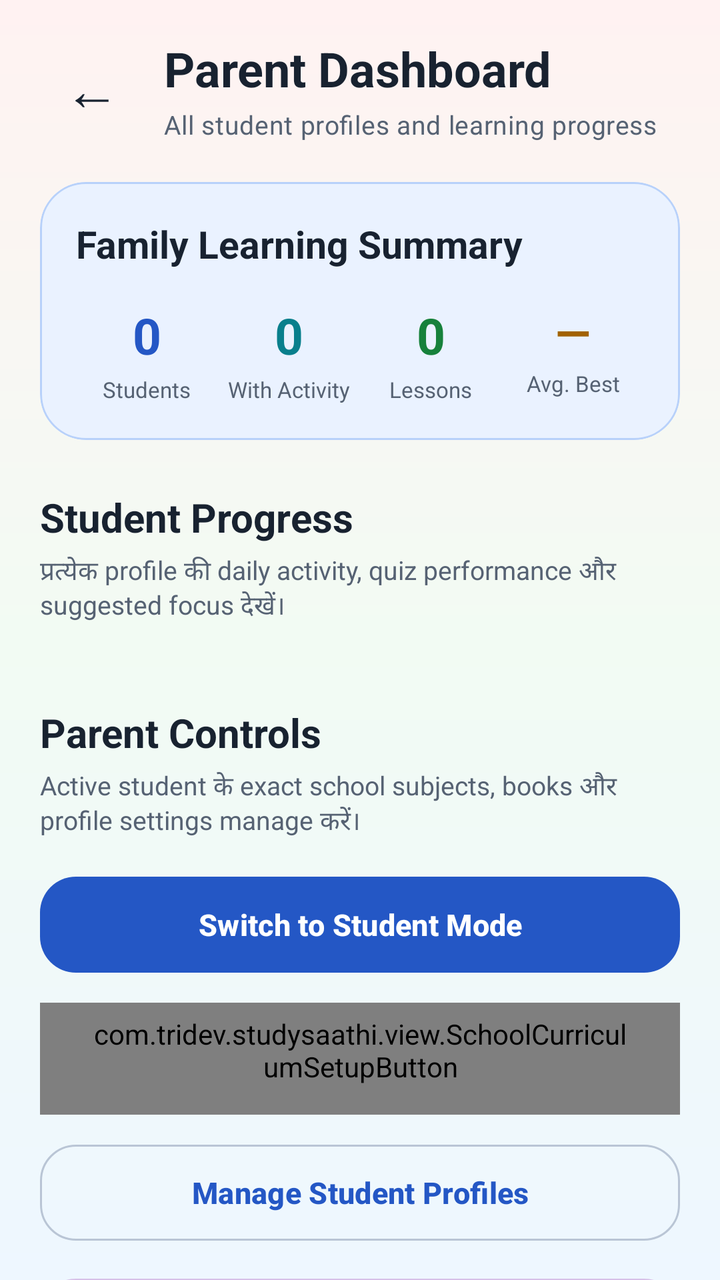
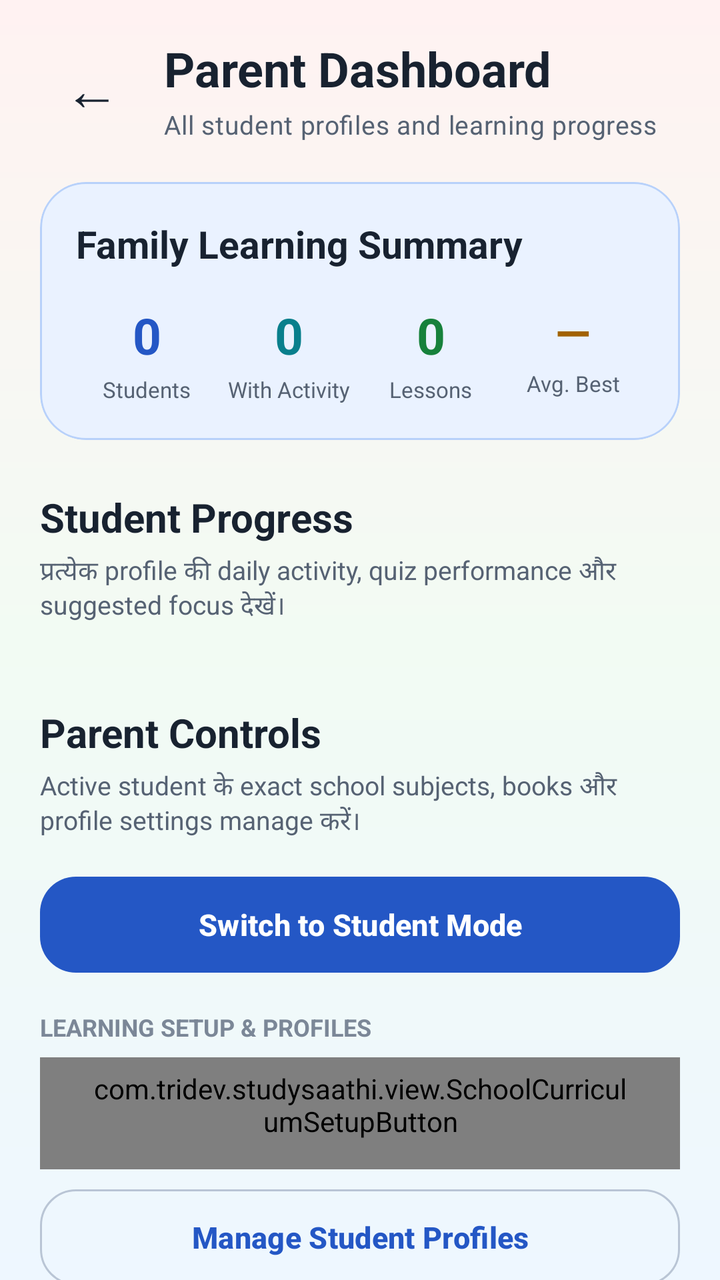

The first picture is an Android layout as it rendered before a commit; the second is the same layout after the commit. The layout source and the unified diff follow.
<!-- AndroidManifest.xml: application theme Theme.StudySaathi -->
<!-- res/layout/activity_parent_dashboard.xml -->
<?xml version="1.0" encoding="utf-8"?>
<androidx.coordinatorlayout.widget.CoordinatorLayout xmlns:android="http://schemas.android.com/apk/res/android"
    xmlns:app="http://schemas.android.com/apk/res-auto"
    android:id="@+id/parentDashboardRoot"
    android:layout_width="match_parent"
    android:layout_height="match_parent"
    android:background="@drawable/bg_app_soft_mix">

    <androidx.core.widget.NestedScrollView
        android:id="@+id/contentParentDashboard"
        android:layout_width="match_parent"
        android:layout_height="match_parent"
        android:clipToPadding="false"
        android:fillViewport="true"
        android:overScrollMode="never">

        <LinearLayout
            android:layout_width="match_parent"
            android:layout_height="wrap_content"
            android:orientation="vertical"
            android:paddingStart="20dp"
            android:paddingTop="18dp"
            android:paddingEnd="20dp"
            android:paddingBottom="38dp">

            <LinearLayout
                android:layout_width="match_parent"
                android:layout_height="wrap_content"
                android:gravity="center_vertical"
                android:orientation="horizontal">

                <com.google.android.material.button.MaterialButton
                    android:id="@+id/buttonBack"
                    style="@style/Widget.Material3.Button.TextButton"
                    android:layout_width="52dp"
                    android:layout_height="52dp"
                    android:contentDescription="@string/back"
                    android:insetLeft="0dp"
                    android:insetTop="0dp"
                    android:insetRight="0dp"
                    android:insetBottom="0dp"
                    android:minWidth="0dp"
                    android:text="←"
                    android:textColor="@color/ss_text_primary"
                    android:textSize="28sp"
                    app:cornerRadius="16dp" />

                <LinearLayout
                    android:layout_width="0dp"
                    android:layout_height="wrap_content"
                    android:layout_marginStart="10dp"
                    android:layout_weight="1"
                    android:orientation="vertical">

                    <TextView
                        style="@style/TextAppearance.StudySaathi.Heading"
                        android:layout_width="match_parent"
                        android:layout_height="wrap_content"
                        android:text="@string/parent_dashboard_title"
                        android:textSize="24sp" />

                    <TextView
                        android:id="@+id/textParentDashboardSubtitle"
                        style="@style/TextAppearance.StudySaathi.Body"
                        android:layout_width="match_parent"
                        android:layout_height="wrap_content"
                        android:layout_marginTop="3dp"
                        android:text="@string/parent_dashboard_subtitle"
                        android:textSize="13sp" />

                </LinearLayout>

            </LinearLayout>

            <com.google.android.material.card.MaterialCardView
                android:layout_width="match_parent"
                android:layout_height="wrap_content"
                android:layout_marginTop="20dp"
                app:cardBackgroundColor="@color/ss_blue_soft"
                app:cardCornerRadius="23dp"
                app:cardElevation="0dp"
                app:strokeColor="@color/ss_blue_border"
                app:strokeWidth="1dp">

                <LinearLayout
                    android:layout_width="match_parent"
                    android:layout_height="wrap_content"
                    android:orientation="vertical"
                    android:padding="18dp">

                    <TextView
                        android:layout_width="match_parent"
                        android:layout_height="wrap_content"
                        android:fontFamily="sans-serif-rounded"
                        android:text="@string/parent_family_summary"
                        android:textColor="@color/ss_text_primary"
                        android:textSize="19sp"
                        android:textStyle="bold" />

                    <LinearLayout
                        android:layout_width="match_parent"
                        android:layout_height="wrap_content"
                        android:layout_marginTop="16dp"
                        android:baselineAligned="false"
                        android:orientation="horizontal">

                        <LinearLayout
                            android:layout_width="0dp"
                            android:layout_height="wrap_content"
                            android:layout_weight="1"
                            android:gravity="center"
                            android:orientation="vertical">

                            <TextView
                                android:id="@+id/textParentTotalStudents"
                                android:layout_width="wrap_content"
                                android:layout_height="wrap_content"
                                android:fontFamily="sans-serif-rounded"
                                android:text="0"
                                android:textColor="@color/ss_primary"
                                android:textSize="25sp"
                                android:textStyle="bold" />

                            <TextView
                                android:layout_width="wrap_content"
                                android:layout_height="wrap_content"
                                android:layout_marginTop="3dp"
                                android:gravity="center"
                                android:text="@string/parent_total_students"
                                android:textColor="@color/ss_text_secondary"
                                android:textSize="11sp" />

                        </LinearLayout>

                        <LinearLayout
                            android:layout_width="0dp"
                            android:layout_height="wrap_content"
                            android:layout_weight="1"
                            android:gravity="center"
                            android:orientation="vertical">

                            <TextView
                                android:id="@+id/textParentProfilesWithActivity"
                                android:layout_width="wrap_content"
                                android:layout_height="wrap_content"
                                android:fontFamily="sans-serif-rounded"
                                android:text="0"
                                android:textColor="@color/ss_secondary"
                                android:textSize="25sp"
                                android:textStyle="bold" />

                            <TextView
                                android:layout_width="wrap_content"
                                android:layout_height="wrap_content"
                                android:layout_marginTop="3dp"
                                android:gravity="center"
                                android:text="@string/parent_profiles_with_activity"
                                android:textColor="@color/ss_text_secondary"
                                android:textSize="11sp" />

                        </LinearLayout>

                        <LinearLayout
                            android:layout_width="0dp"
                            android:layout_height="wrap_content"
                            android:layout_weight="1"
                            android:gravity="center"
                            android:orientation="vertical">

                            <TextView
                                android:id="@+id/textParentCompletedLessons"
                                android:layout_width="wrap_content"
                                android:layout_height="wrap_content"
                                android:fontFamily="sans-serif-rounded"
                                android:text="0"
                                android:textColor="@color/ss_success"
                                android:textSize="25sp"
                                android:textStyle="bold" />

                            <TextView
                                android:layout_width="wrap_content"
                                android:layout_height="wrap_content"
                                android:layout_marginTop="3dp"
                                android:gravity="center"
                                android:text="@string/parent_total_lessons"
                                android:textColor="@color/ss_text_secondary"
                                android:textSize="11sp" />

                        </LinearLayout>

                        <LinearLayout
                            android:layout_width="0dp"
                            android:layout_height="wrap_content"
                            android:layout_weight="1"
                            android:gravity="center"
                            android:orientation="vertical">

                            <TextView
                                android:id="@+id/textParentAverageBestScore"
                                android:layout_width="wrap_content"
                                android:layout_height="wrap_content"
                                android:fontFamily="sans-serif-rounded"
                                android:text="—"
                                android:textColor="@color/ss_warning"
                                android:textSize="23sp"
                                android:textStyle="bold" />

                            <TextView
                                android:layout_width="wrap_content"
                                android:layout_height="wrap_content"
                                android:layout_marginTop="3dp"
                                android:gravity="center"
                                android:text="@string/parent_average_best_score"
                                android:textColor="@color/ss_text_secondary"
                                android:textSize="11sp" />

                        </LinearLayout>

                    </LinearLayout>

                </LinearLayout>

            </com.google.android.material.card.MaterialCardView>

            <TextView
                android:layout_width="match_parent"
                android:layout_height="wrap_content"
                android:layout_marginTop="25dp"
                android:fontFamily="sans-serif-rounded"
                android:text="@string/parent_student_progress"
                android:textColor="@color/ss_text_primary"
                android:textSize="20sp"
                android:textStyle="bold" />

            <TextView
                android:layout_width="match_parent"
                android:layout_height="wrap_content"
                android:layout_marginTop="4dp"
                android:text="@string/parent_student_progress_description"
                android:textColor="@color/ss_text_secondary"
                android:textSize="13sp" />

            <androidx.recyclerview.widget.RecyclerView
                android:id="@+id/recyclerParentProfiles"
                android:layout_width="match_parent"
                android:layout_height="wrap_content"
                android:layout_marginTop="14dp"
                android:clipToPadding="false"
                android:nestedScrollingEnabled="false"
                android:overScrollMode="never" />

            <com.google.android.material.card.MaterialCardView
                android:id="@+id/cardParentEmpty"
                android:layout_width="match_parent"
                android:layout_height="wrap_content"
                android:layout_marginTop="16dp"
                android:visibility="gone"
                app:cardBackgroundColor="@color/ss_surface"
                app:cardCornerRadius="21dp"
                app:cardElevation="0dp"
                app:strokeColor="@color/ss_outline"
                app:strokeWidth="1dp">

                <LinearLayout
                    android:layout_width="match_parent"
                    android:layout_height="wrap_content"
                    android:gravity="center"
                    android:orientation="vertical"
                    android:padding="24dp">

                    <TextView
                        android:layout_width="match_parent"
                        android:layout_height="wrap_content"
                        android:gravity="center"
                        android:text="@string/parent_no_profiles_title"
                        android:textColor="@color/ss_text_primary"
                        android:textSize="18sp"
                        android:textStyle="bold" />

                    <TextView
                        android:layout_width="match_parent"
                        android:layout_height="wrap_content"
                        android:layout_marginTop="7dp"
                        android:gravity="center"
                        android:text="@string/parent_no_profiles_description"
                        android:textColor="@color/ss_text_secondary"
                        android:textSize="13sp" />

                </LinearLayout>

            </com.google.android.material.card.MaterialCardView>

            <TextView
                android:layout_width="match_parent"
                android:layout_height="wrap_content"
                android:layout_marginTop="26dp"
                android:fontFamily="sans-serif-rounded"
                android:text="Parent Controls"
                android:textColor="@color/ss_text_primary"
                android:textSize="20sp"
                android:textStyle="bold" />

            <TextView
                android:layout_width="match_parent"
                android:layout_height="wrap_content"
                android:layout_marginTop="4dp"
                android:text="Active student के exact school subjects, books और profile settings manage करें।"
                android:textColor="@color/ss_text_secondary"
                android:textSize="13sp" />

            <com.google.android.material.button.MaterialButton
                android:id="@+id/buttonSwitchToStudentMode"
                style="@style/Widget.StudySaathi.Button.Primary"
                android:layout_width="match_parent"
                android:layout_height="wrap_content"
                android:layout_marginTop="14dp"
                android:text="Switch to Student Mode"
                android:textAllCaps="false"
                android:textSize="15sp" />

            <com.tridev.studysaathi.view.SchoolCurriculumSetupButton
                android:id="@+id/buttonOpenSchoolCurriculumSetup"
                style="@style/Widget.StudySaathi.Button.Outlined"
                android:layout_width="match_parent"
                android:layout_height="wrap_content"
                android:layout_marginTop="11dp"
                android:gravity="center"
                android:text="School Curriculum Setup"
                android:textAllCaps="false"
                android:textSize="15sp"
                app:backgroundTint="@color/ss_teal_soft"
                app:strokeColor="@color/ss_teal_border" />

            <com.google.android.material.button.MaterialButton
                android:id="@+id/buttonManageParentProfiles"
                style="@style/Widget.StudySaathi.Button.Outlined"
                android:layout_width="match_parent"
                android:layout_height="wrap_content"
                android:layout_marginTop="11dp"
                android:text="@string/parent_manage_profiles"
                android:textAllCaps="false"
                android:textSize="15sp" />

            <com.google.android.material.button.MaterialButton
                android:id="@+id/buttonParentDoubtInsights"
                style="@style/Widget.StudySaathi.Button.Outlined"
                android:layout_width="match_parent"
                android:layout_height="wrap_content"
                android:layout_marginTop="11dp"
                android:text="@string/parent_doubt_insights"
                android:textAllCaps="false"
                android:textSize="15sp"
                app:backgroundTint="@color/ss_purple_soft"
                app:strokeColor="@color/ss_purple_border" />

            <com.google.android.material.button.MaterialButton
                android:id="@+id/buttonParentSettingsGoals"
                style="@style/Widget.StudySaathi.Button.Outlined"
                android:layout_width="match_parent"
                android:layout_height="wrap_content"
                android:layout_marginTop="11dp"
                android:text="App Settings &amp; Daily Goals"
                android:textAllCaps="false"
                android:textSize="15sp"
                app:backgroundTint="@color/ss_green_soft"
                app:strokeColor="@color/ss_green_border" />

            <com.google.android.material.button.MaterialButton
                android:id="@+id/buttonParentReminders"
                style="@style/Widget.StudySaathi.Button.Outlined"
                android:layout_width="match_parent"
                android:layout_height="wrap_content"
                android:layout_marginTop="11dp"
                android:text="Manage Study Reminders"
                android:textAllCaps="false"
                android:textSize="15sp"
                app:backgroundTint="@color/ss_yellow_soft"
                app:strokeColor="@color/ss_yellow_border" />

            <TextView
                android:layout_width="match_parent"
                android:layout_height="wrap_content"
                android:layout_marginTop="22dp"
                android:text="ACCOUNT, BACKUP &amp; SAFETY"
                android:textColor="@color/ss_text_muted"
                android:textSize="12sp"
                android:textStyle="bold" />

            <com.google.android.material.button.MaterialButton
                android:id="@+id/buttonParentLocalBackup"
                style="@style/Widget.StudySaathi.Button.Outlined"
                android:layout_width="match_parent"
                android:layout_height="wrap_content"
                android:layout_marginTop="10dp"
                android:text="Create Local Backup"
                android:textAllCaps="false"
                android:textSize="15sp"
                app:backgroundTint="@color/ss_blue_soft"
                app:strokeColor="@color/ss_blue_border" />

            <com.google.android.material.button.MaterialButton
                android:id="@+id/buttonParentRestoreImport"
                style="@style/Widget.StudySaathi.Button.Outlined"
                android:layout_width="match_parent"
                android:layout_height="wrap_content"
                android:layout_marginTop="11dp"
                android:text="Restore Backup &amp; Import"
                android:textAllCaps="false"
                android:textSize="15sp"
                app:backgroundTint="@color/ss_red_soft"
                app:strokeColor="@color/ss_red_border" />

            <com.google.android.material.button.MaterialButton
                android:id="@+id/buttonParentCloudAccount"
                style="@style/Widget.StudySaathi.Button.Primary"
                android:layout_width="match_parent"
                android:layout_height="wrap_content"
                android:layout_marginTop="11dp"
                android:text="Cloud Account, Sync &amp; Deletion"
                android:textAllCaps="false"
                android:textSize="15sp" />

        </LinearLayout>

    </androidx.core.widget.NestedScrollView>

    <com.google.android.material.progressindicator.CircularProgressIndicator
        android:id="@+id/progressParentDashboard"
        android:layout_width="48dp"
        android:layout_height="48dp"
        android:layout_gravity="center"
        android:visibility="gone"
        app:indicatorColor="@color/ss_primary"
        app:indicatorSize="48dp"
        app:trackColor="@color/ss_blue_soft"
        app:trackThickness="5dp" />

</androidx.coordinatorlayout.widget.CoordinatorLayout>
<!-- resources referenced by this layout -->
<resources>
  <color name="ss_blue_border">#B8D1FA</color>
  <color name="ss_blue_soft">#EAF2FF</color>
  <color name="ss_green_border">#B7DEC2</color>
  <color name="ss_green_soft">#ECF8F0</color>
  <color name="ss_outline">#D6DEE9</color>
  <color name="ss_primary">#2457C5</color>
  <color name="ss_purple_border">#D6C0E8</color>
  <color name="ss_purple_soft">#F6F0FC</color>
  <color name="ss_red_border">#E9BDBD</color>
  <color name="ss_red_soft">#FFF0F0</color>
  <color name="ss_secondary">#087F8C</color>
  <color name="ss_success">#16813B</color>
  <color name="ss_surface">#FFFFFF</color>
  <color name="ss_teal_border">#B4DCDC</color>
  <color name="ss_teal_soft">#EAF8F8</color>
  <color name="ss_text_muted">#7B8797</color>
  <color name="ss_text_primary">#182230</color>
  <color name="ss_text_secondary">#566273</color>
  <color name="ss_warning">#A26300</color>
  <color name="ss_yellow_border">#E8D49B</color>
  <color name="ss_yellow_soft">#FFF8E8</color>
  <string name="back">Back</string>
  <string name="parent_average_best_score">
          Avg. Best
      </string>
  <string name="parent_dashboard_subtitle">
          All student profiles and learning progress
      </string>
  <string name="parent_dashboard_title">
          Parent Dashboard
      </string>
  <string name="parent_doubt_insights">
          Doubts, Questions &amp; AI Answers
      </string>
  <string name="parent_family_summary">
          Family Learning Summary
      </string>
  <string name="parent_manage_profiles">
          Manage Student Profiles
      </string>
  <string name="parent_no_profiles_description">
          Parent Dashboard इस्तेमाल करने के लिए पहले student profile बनाएँ।
      </string>
  <string name="parent_no_profiles_title">
          No student profiles
      </string>
  <string name="parent_profiles_with_activity">
          With Activity
      </string>
  <string name="parent_student_progress">
          Student Progress
      </string>
  <string name="parent_student_progress_description">
          प्रत्येक profile की daily activity, quiz performance और suggested focus देखें।
      </string>
  <string name="parent_total_lessons">
          Lessons
      </string>
  <string name="parent_total_students">
          Students
      </string>
  <style name="TextAppearance.StudySaathi.Body" parent="TextAppearance.Material3.BodyMedium">
          <item name="android:fontFamily">sans-serif</item>
          <item name="fontFamily">sans-serif</item>
          <item name="android:textColor">@color/ss_text_secondary</item>
      </style>
  <style name="TextAppearance.StudySaathi.Heading" parent="TextAppearance.Material3.HeadlineSmall">
          <item name="android:fontFamily">sans-serif-rounded</item>
          <item name="fontFamily">sans-serif-rounded</item>
          <item name="android:textStyle">bold</item>
          <item name="android:textColor">@color/ss_text_primary</item>
      </style>
  <style name="Widget.StudySaathi.Button.Primary" parent="Widget.Material3.Button">
          <item name="cornerRadius">18dp</item>
          <item name="android:minHeight">56dp</item>
          <item name="android:textStyle">bold</item>
          <item name="backgroundTint">@color/ss_primary</item>
          <item name="android:textColor">@color/ss_on_primary</item>
      </style>
  <color name="ss_outline_strong">#B9C5D5</color>
  <color name="ss_on_primary">#FFFFFF</color>
  <color name="ss_primary_dark">#173F99</color>
  <color name="ss_on_secondary">#FFFFFF</color>
  <color name="ss_tertiary">#8A5A00</color>
  <color name="ss_on_tertiary">#FFFFFF</color>
  <color name="ss_background">#F7F9FC</color>
  <color name="ss_surface_soft">#F0F4FA</color>
  <color name="ss_error">#BA1A1A</color>
  <color name="white">#FFFFFFFF</color>
  <!-- unchanged entries left out for length: 3 -->
</resources>

<!-- the commit's change to res/layout/activity_parent_dashboard.xml (unified diff, before → after) -->
@@ -318,12 +318,21 @@
                 android:textAllCaps="false"
                 android:textSize="15sp" />
 
+            <TextView
+                android:layout_width="match_parent"
+                android:layout_height="wrap_content"
+                android:layout_marginTop="15dp"
+                android:text="LEARNING SETUP &amp; PROFILES"
+                android:textColor="@color/ss_text_muted"
+                android:textSize="12sp"
+                android:textStyle="bold" />
+
             <com.tridev.studysaathi.view.SchoolCurriculumSetupButton
                 android:id="@+id/buttonOpenSchoolCurriculumSetup"
                 style="@style/Widget.StudySaathi.Button.Outlined"
                 android:layout_width="match_parent"
                 android:layout_height="wrap_content"
-                android:layout_marginTop="11dp"
+                android:layout_marginTop="7dp"
                 android:gravity="center"
                 android:text="School Curriculum Setup"
                 android:textAllCaps="false"
@@ -336,17 +345,26 @@
                 style="@style/Widget.StudySaathi.Button.Outlined"
                 android:layout_width="match_parent"
                 android:layout_height="wrap_content"
-                android:layout_marginTop="11dp"
+                android:layout_marginTop="6dp"
                 android:text="@string/parent_manage_profiles"
                 android:textAllCaps="false"
                 android:textSize="15sp" />
 
+            <TextView
+                android:layout_width="match_parent"
+                android:layout_height="wrap_content"
+                android:layout_marginTop="15dp"
+                android:text="GUIDANCE &amp; INSIGHTS"
+                android:textColor="@color/ss_text_muted"
+                android:textSize="12sp"
+                android:textStyle="bold" />
+
             <com.google.android.material.button.MaterialButton
                 android:id="@+id/buttonParentDoubtInsights"
                 style="@style/Widget.StudySaathi.Button.Outlined"
                 android:layout_width="match_parent"
                 android:layout_height="wrap_content"
-                android:layout_marginTop="11dp"
+                android:layout_marginTop="7dp"
                 android:text="@string/parent_doubt_insights"
                 android:textAllCaps="false"
                 android:textSize="15sp"
@@ -358,7 +376,7 @@
                 style="@style/Widget.StudySaathi.Button.Outlined"
                 android:layout_width="match_parent"
                 android:layout_height="wrap_content"
-                android:layout_marginTop="11dp"
+                android:layout_marginTop="6dp"
                 android:text="App Settings &amp; Daily Goals"
                 android:textAllCaps="false"
                 android:textSize="15sp"
@@ -370,7 +388,7 @@
                 style="@style/Widget.StudySaathi.Button.Outlined"
                 android:layout_width="match_parent"
                 android:layout_height="wrap_content"
-                android:layout_marginTop="11dp"
+                android:layout_marginTop="6dp"
                 android:text="Manage Study Reminders"
                 android:textAllCaps="false"
                 android:textSize="15sp"
@@ -380,7 +398,7 @@
             <TextView
                 android:layout_width="match_parent"
                 android:layout_height="wrap_content"
-                android:layout_marginTop="22dp"
+                android:layout_marginTop="15dp"
                 android:text="ACCOUNT, BACKUP &amp; SAFETY"
                 android:textColor="@color/ss_text_muted"
                 android:textSize="12sp"
@@ -391,7 +409,7 @@
                 style="@style/Widget.StudySaathi.Button.Outlined"
                 android:layout_width="match_parent"
                 android:layout_height="wrap_content"
-                android:layout_marginTop="10dp"
+                android:layout_marginTop="7dp"
                 android:text="Create Local Backup"
                 android:textAllCaps="false"
                 android:textSize="15sp"
@@ -403,7 +421,7 @@
                 style="@style/Widget.StudySaathi.Button.Outlined"
                 android:layout_width="match_parent"
                 android:layout_height="wrap_content"
-                android:layout_marginTop="11dp"
+                android:layout_marginTop="6dp"
                 android:text="Restore Backup &amp; Import"
                 android:textAllCaps="false"
                 android:textSize="15sp"
@@ -415,7 +433,7 @@
                 style="@style/Widget.StudySaathi.Button.Primary"
                 android:layout_width="match_parent"
                 android:layout_height="wrap_content"
-                android:layout_marginTop="11dp"
+                android:layout_marginTop="6dp"
                 android:text="Cloud Account, Sync &amp; Deletion"
                 android:textAllCaps="false"
                 android:textSize="15sp" />
